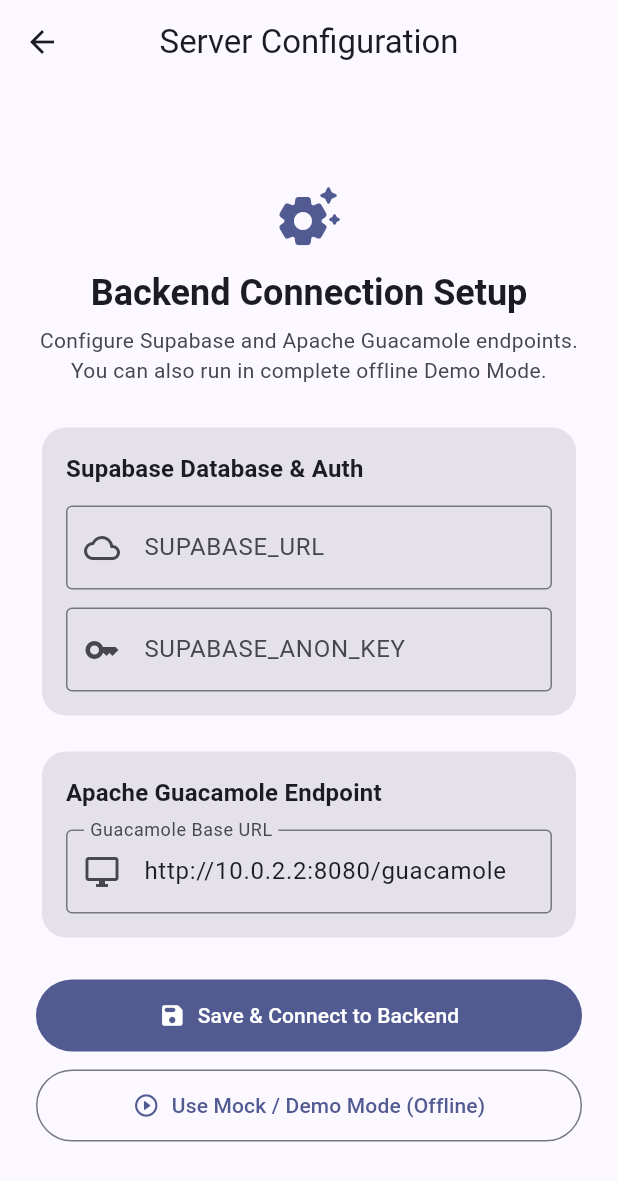
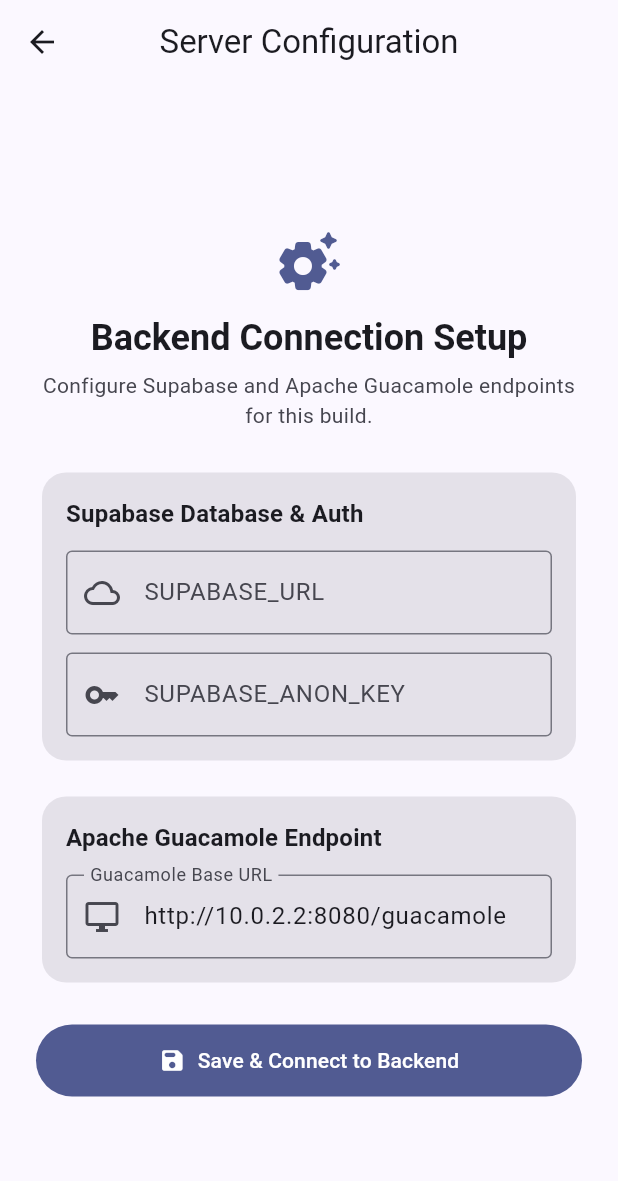
Before and after one commit to SudheendraSripada/mobidesk_app, a Flutter app: the SetupScreen screen opened directly, on a phone screen of 412 x 824 dp. Shown: the top 1181 px of the screen. Run offline on Flutter 3.47's test engine with Material 3 defaults, Android fonts, the phone set to English and light mode, and no system bars; our stand-ins replace flutter_secure_storage; accounts and stored records are empty.

Commit message:
fix: hide demo setup for non-demo builds

```diff
--- a/lib/screens/setup_screen.dart
+++ b/lib/screens/setup_screen.dart
@@ -103,7 +103,9 @@
                 ),
                 const SizedBox(height: 6),
                 Text(
-                  'Configure Supabase and Apache Guacamole endpoints. You can also run in complete offline Demo Mode.',
+                  AppConfig.allowDemoMode
+                      ? 'Configure Supabase and Apache Guacamole endpoints, or choose offline Demo Mode.'
+                      : 'Configure Supabase and Apache Guacamole endpoints for this build.',
                   textAlign: TextAlign.center,
                   style: theme.textTheme.bodyMedium?.copyWith(
                     color: colorScheme.onSurfaceVariant,
@@ -196,8 +198,8 @@
                     padding: const EdgeInsets.symmetric(vertical: 14),
                   ),
                 ),
+                if (AppConfig.allowDemoMode) ...[
                   const SizedBox(height: 12),
-
                   OutlinedButton.icon(
                     onPressed: () => _saveSettings(demoMode: true),
                     icon: const Icon(Icons.play_circle_outline_rounded),
@@ -207,6 +209,7 @@
                     ),
                   ),
                 ],
+              ],
             ),
           ),
         ),
```
Lines whose indentation alone changed are shown as unchanged.
